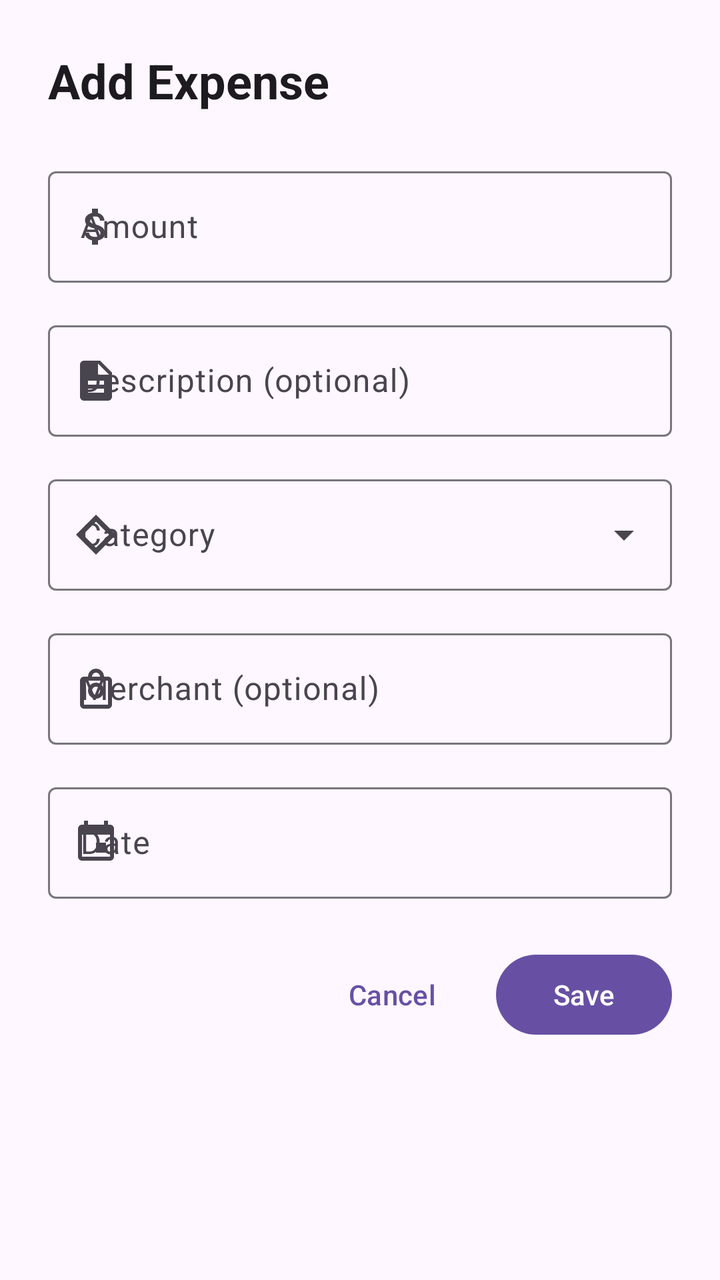
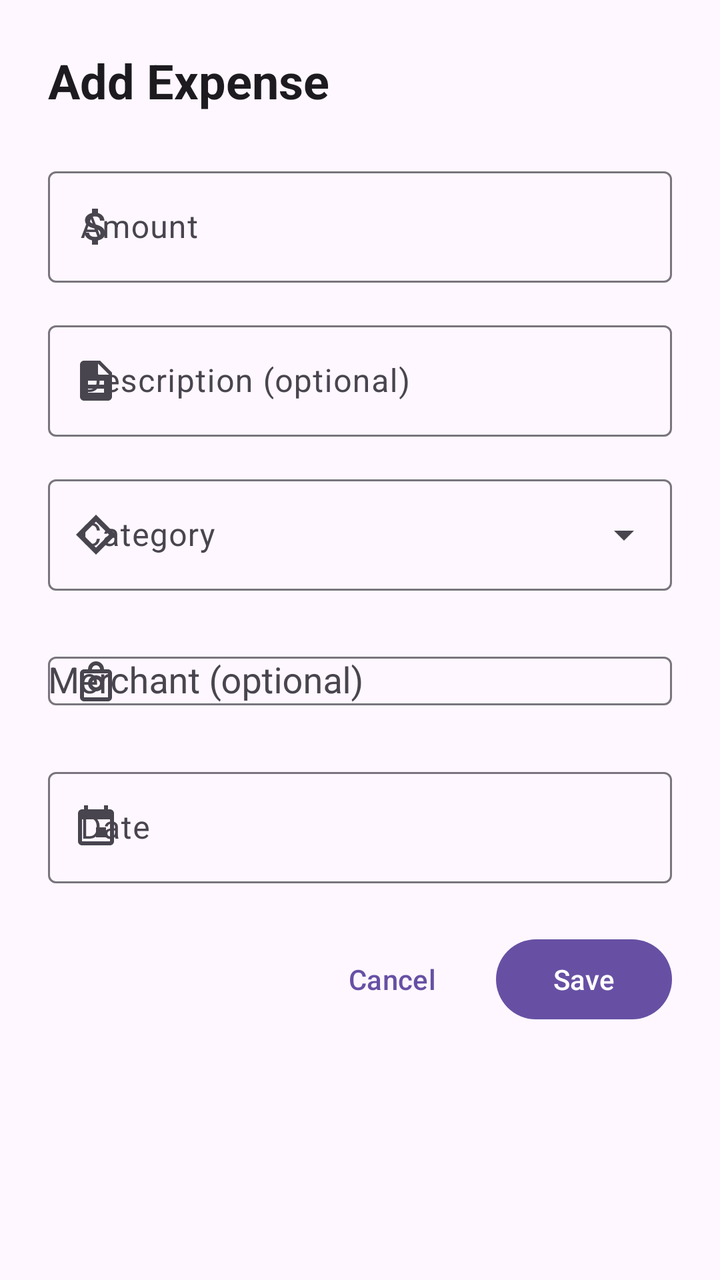

Two renders of the same Android screen: before a commit and after it. Below are the layout's source before the change and the commit's diff.
<!-- AndroidManifest.xml: application theme Theme.SpendWiseAI -->
<!-- res/layout/fragment_expense_editor_dialog.xml -->
<?xml version="1.0" encoding="utf-8"?>
<LinearLayout
    xmlns:android="http://schemas.android.com/apk/res/android"
    xmlns:app="http://schemas.android.com/apk/res-auto"
    xmlns:tools="http://schemas.android.com/tools"
    android:layout_width="match_parent"
    android:layout_height="wrap_content"
    android:orientation="vertical"
    android:padding="24dp"
    tools:context=".common.ExpenseEditorDialogFragment">

    
    <TextView
        android:id="@+id/text_dialog_title"
        android:layout_width="wrap_content"
        android:layout_height="wrap_content"
        android:text="Add Expense"
        android:textAppearance="?attr/textAppearanceHeadlineSmall"
        android:textStyle="bold" />

    
    <com.google.android.material.textfield.TextInputLayout
        android:id="@+id/layout_amount"
        android:layout_width="match_parent"
        android:layout_height="wrap_content"
        android:layout_marginTop="24dp"
        android:hint="Amount"
        app:prefixText="₹"
        app:startIconDrawable="@drawable/ic_currency"
        style="@style/Widget.Material3.TextInputLayout.OutlinedBox">

        <com.google.android.material.textfield.TextInputEditText
            android:id="@+id/edit_amount"
            android:layout_width="match_parent"
            android:layout_height="wrap_content"
            android:inputType="numberDecimal"
            android:maxLines="1" />

    </com.google.android.material.textfield.TextInputLayout>

    
    <com.google.android.material.textfield.TextInputLayout
        android:id="@+id/layout_description"
        android:layout_width="match_parent"
        android:layout_height="wrap_content"
        android:layout_marginTop="16dp"
        android:hint="Description (optional)"
        app:startIconDrawable="@drawable/ic_description"
        style="@style/Widget.Material3.TextInputLayout.OutlinedBox">

        <com.google.android.material.textfield.TextInputEditText
            android:id="@+id/edit_description"
            android:layout_width="match_parent"
            android:layout_height="wrap_content"
            android:inputType="text"
            android:maxLines="1" />

    </com.google.android.material.textfield.TextInputLayout>

    
    <com.google.android.material.textfield.TextInputLayout
        android:id="@+id/layout_category"
        android:layout_width="match_parent"
        android:layout_height="wrap_content"
        android:layout_marginTop="16dp"
        android:hint="Category"
        app:startIconDrawable="@drawable/ic_category_black_24dp"
        style="@style/Widget.Material3.TextInputLayout.OutlinedBox.ExposedDropdownMenu">

        <AutoCompleteTextView
            android:id="@+id/dropdown_category"
            android:layout_width="match_parent"
            android:layout_height="wrap_content"
            android:inputType="none"
            android:maxLines="1" />

    </com.google.android.material.textfield.TextInputLayout>

    
    <com.google.android.material.textfield.TextInputLayout
        android:id="@+id/layout_merchant"
        android:layout_width="match_parent"
        android:layout_height="wrap_content"
        android:layout_marginTop="16dp"
        android:hint="Merchant (optional)"
        app:startIconDrawable="@drawable/ic_merchants_black_24dp"
        style="@style/Widget.Material3.TextInputLayout.OutlinedBox">

        <com.google.android.material.textfield.TextInputEditText
            android:id="@+id/edit_merchant"
            android:layout_width="match_parent"
            android:layout_height="wrap_content"
            android:inputType="text"
            android:maxLines="1" />

    </com.google.android.material.textfield.TextInputLayout>

    
    <com.google.android.material.textfield.TextInputLayout
        android:id="@+id/layout_date"
        android:layout_width="match_parent"
        android:layout_height="wrap_content"
        android:layout_marginTop="16dp"
        android:hint="Date"
        app:startIconDrawable="@drawable/ic_calendar_black_24dp"
        style="@style/Widget.Material3.TextInputLayout.OutlinedBox">

        <com.google.android.material.textfield.TextInputEditText
            android:id="@+id/edit_date"
            android:layout_width="match_parent"
            android:layout_height="wrap_content"
            android:focusable="false"
            android:clickable="true"
            android:maxLines="1" />

    </com.google.android.material.textfield.TextInputLayout>

    
    <LinearLayout
        android:layout_width="match_parent"
        android:layout_height="wrap_content"
        android:layout_marginTop="24dp"
        android:gravity="end"
        android:orientation="horizontal">

        <com.google.android.material.button.MaterialButton
            android:id="@+id/btn_cancel"
            android:layout_width="wrap_content"
            android:layout_height="wrap_content"
            android:text="Cancel"
            style="@style/Widget.Material3.Button.TextButton" />

        <com.google.android.material.button.MaterialButton
            android:id="@+id/btn_save"
            android:layout_width="wrap_content"
            android:layout_height="wrap_content"
            android:layout_marginStart="8dp"
            android:text="Save" />

    </LinearLayout>

</LinearLayout>
<!-- resources referenced by this layout -->
<resources>
  <!-- drawable ic_calendar_black_24dp (drawable) -->
  <vector android:height="24dp" android:tint="#000000"
      android:viewportHeight="24" android:viewportWidth="24"
      android:width="24dp" xmlns:android="http://schemas.android.com/apk/res/android">
      <path android:fillColor="@android:color/white" android:pathData="M17,12h-5v5h5V12zM16,1v2H8V1H6v2H5C3.89,3 3.01,3.9 3.01,5L3,19c0,1.1 0.89,2 2,2h14c1.1,0 2,-0.9 2,-2V5c0,-1.1 -0.9,-2 -2,-2h-1V1h-2zM19,19H5V8h14V19z"/>
  </vector>
  <!-- drawable ic_category_black_24dp (drawable) -->
  <vector android:height="24dp" android:tint="#000000"
      android:viewportHeight="24" android:viewportWidth="24"
      android:width="24dp" xmlns:android="http://schemas.android.com/apk/res/android">
      <path android:fillColor="@android:color/white" android:pathData="M12,2L2,12l10,10l10,-10L12,2zM12,18.5L5.5,12L12,5.5L18.5,12L12,18.5z"/>
  </vector>
  <!-- drawable ic_currency (drawable) -->
  <vector xmlns:android="http://schemas.android.com/apk/res/android"
      android:width="24dp"
      android:height="24dp"
      android:viewportWidth="24"
      android:viewportHeight="24">
      <path
          android:fillColor="#757575"
          android:pathData="M11.8,10.9c-2.27,-0.59 -3,-1.2 -3,-2.15 0,-1.09 1.01,-1.85 2.7,-1.85 1.78,0 2.44,0.85 2.5,2.1h2.21c-0.07,-1.72 -1.12,-3.3 -3.21,-3.81V3h-3v2.16c-1.94,0.42 -3.5,1.68 -3.5,3.61 0,2.31 1.91,3.46 4.7,4.13 2.5,0.6 3,1.48 3,2.41 0,0.69 -0.49,1.79 -2.7,1.79 -2.06,0 -2.87,-0.92 -2.98,-2.1h-2.2c0.12,2.19 1.76,3.42 3.68,3.83V21h3v-2.15c1.95,-0.37 3.5,-1.5 3.5,-3.55 0,-2.84 -2.43,-3.81 -4.7,-4.4z"/>
  </vector>
  <!-- drawable ic_description (drawable) -->
  <vector xmlns:android="http://schemas.android.com/apk/res/android"
      android:width="24dp"
      android:height="24dp"
      android:viewportWidth="24"
      android:viewportHeight="24">
      <path
          android:fillColor="#757575"
          android:pathData="M14,2H6c-1.1,0 -1.99,0.9 -1.99,2L4,20c0,1.1 0.89,2 1.99,2H18c1.1,0 2,-0.9 2,-2V8l-6,-6zM16,18H8v-2h8v2zM16,14H8v-2h8v2zM13,9V3.5L18.5,9H13z"/>
  </vector>
  <!-- drawable ic_merchants_black_24dp (drawable) -->
  <vector android:height="24dp" android:tint="#000000"
      android:viewportHeight="24" android:viewportWidth="24"
      android:width="24dp" xmlns:android="http://schemas.android.com/apk/res/android">
      <path android:fillColor="@android:color/white" android:pathData="M18,6h-2c0,-2.21 -1.79,-4 -4,-4S8,3.79 8,6H6C4.9,6 4,6.9 4,8v12c0,1.1 0.9,2 2,2h12c1.1,0 2,-0.9 2,-2V8C20,6.9 19.1,6 18,6zM12,4c1.1,0 2,0.9 2,2h-4C10,4.9 10.9,4 12,4zM18,20H6V8h12V20zM12,9c-2.21,0 -4,1.79 -4,4s1.79,4 4,4s4,-1.79 4,-4S14.21,9 12,9zM12,15c-1.1,0 -2,-0.9 -2,-2s0.9,-2 2,-2s2,0.9 2,2S13.1,15 12,15z"/>
  </vector>
  <color name="md_theme_primary">#6750A4</color>
  <color name="md_theme_onPrimary">#FFFFFF</color>
  <color name="md_theme_primaryContainer">#EADDFF</color>
  <color name="md_theme_onPrimaryContainer">#21005D</color>
  <color name="md_theme_secondary">#625B71</color>
  <color name="md_theme_onSecondary">#FFFFFF</color>
  <color name="md_theme_secondaryContainer">#E8DEF8</color>
  <color name="md_theme_onSecondaryContainer">#1D192B</color>
  <color name="md_theme_surface">#FFFBFE</color>
  <color name="md_theme_onSurface">#1C1B1F</color>
  <color name="md_theme_surfaceVariant">#E7E0EC</color>
  <color name="md_theme_onSurfaceVariant">#49454F</color>
  <color name="md_theme_outline">#79747E</color>
  <color name="md_theme_outlineVariant">#CAC4D0</color>
  <!-- unchanged entries left out for length: 1 -->
</resources>

<!-- the commit's change to res/layout/fragment_expense_editor_dialog.xml (unified diff, before → after) -->
@@ -86,11 +86,12 @@
         app:startIconDrawable="@drawable/ic_merchants_black_24dp"
         style="@style/Widget.Material3.TextInputLayout.OutlinedBox">
 
-        <com.google.android.material.textfield.TextInputEditText
+        <AutoCompleteTextView
             android:id="@+id/edit_merchant"
             android:layout_width="match_parent"
             android:layout_height="wrap_content"
             android:inputType="text"
+            android:completionThreshold="1"
             android:maxLines="1" />
 
     </com.google.android.material.textfield.TextInputLayout>
